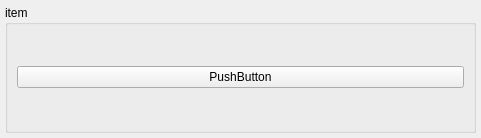
Before: the Qt Designer form formitem.ui in ruoxianSun/nestpp, drawn with Qt 5.
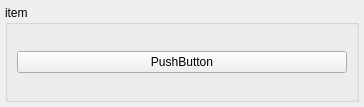
After: the same form once the commit is applied.

```diff
--- a/formitem.ui
+++ b/formitem.ui
@@ -6,8 +6,8 @@
    <rect>
     <x>0</x>
     <y>0</y>
-    <width>481</width>
-    <height>138</height>
+    <width>364</width>
+    <height>107</height>
    </rect>
   </property>
   <property name="minimumSize">
```
